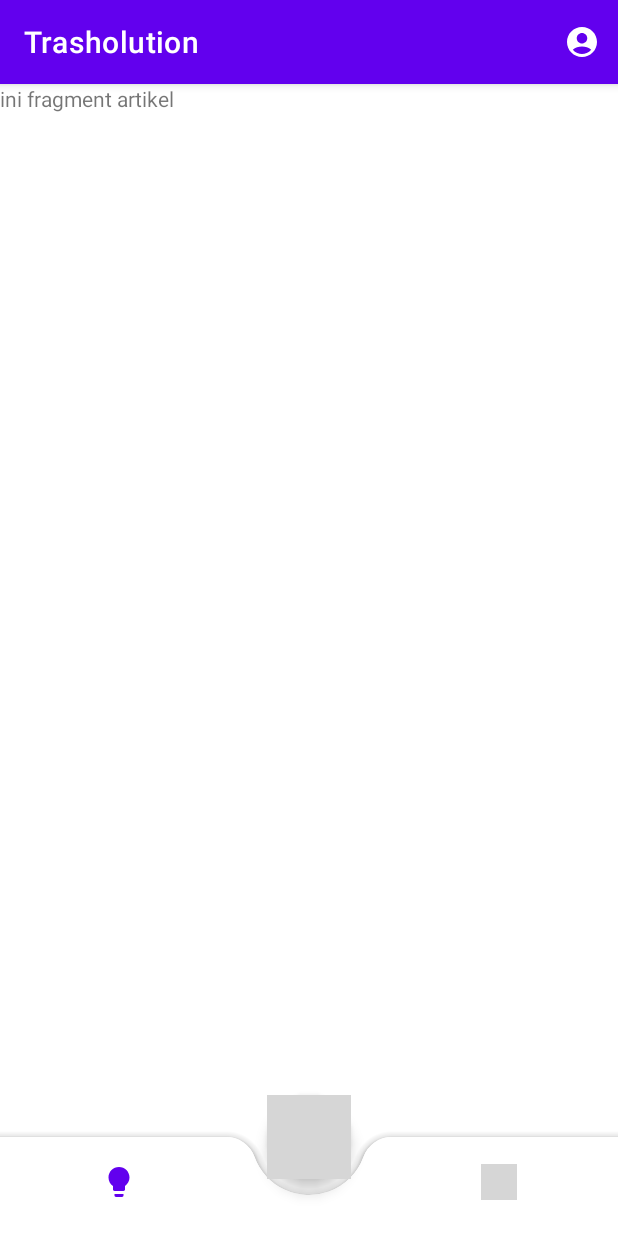
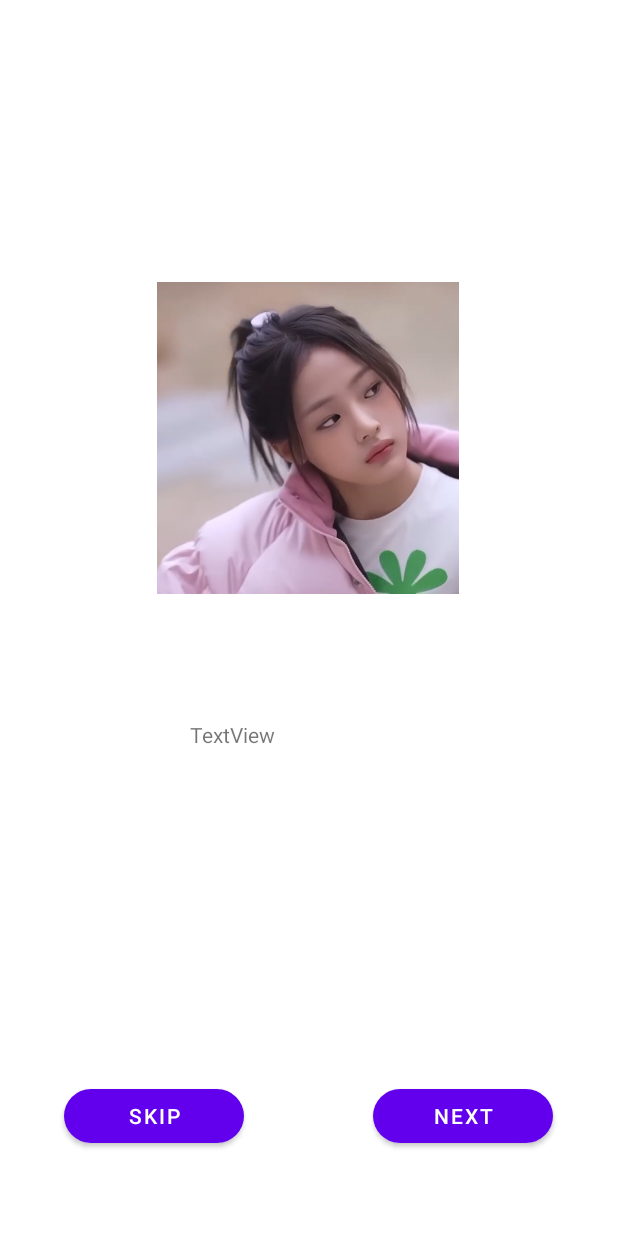
Before and after one commit to ignatiusbarry69/trasholution, an Android app: the screen it shows after launch (MainActivity before the commit, OnboardActivity after it), on a phone screen of 412 x 824 dp. Run offline under Robolectric (Android 15) with nearby library versions, the phone set to English and light mode, and no system bars; grey boxes are pictures that could not be loaded.

Commit message:
onboard done

```diff
--- a/app/src/main/java/capstone/project/trasholution/ui/login/LoginActivity.kt
+++ b/app/src/main/java/capstone/project/trasholution/ui/login/LoginActivity.kt
@@ -76,6 +76,7 @@ class LoginActivity : AppCompatActivity() {
         binding.btnLoginSubmit.setOnClickListener { login() }
         binding.btnSignUp.setOnClickListener {
             val intent = Intent(this@LoginActivity, RegisterActivity::class.java)
+            intent.flags = Intent.FLAG_ACTIVITY_SINGLE_TOP or Intent.FLAG_ACTIVITY_CLEAR_TOP
             startActivity(intent)
         }
         playAnimation()
--- a/app/src/main/java/capstone/project/trasholution/ui/mainmenu/MainActivity.kt
+++ b/app/src/main/java/capstone/project/trasholution/ui/mainmenu/MainActivity.kt
@@ -89,34 +89,6 @@ class MainActivity : AppCompatActivity() {
         }
     }
 
-    private fun startCameraX() {
-        val intent = Intent(this, CameraActivity::class.java)
-        startActivity(intent)
-//        launcherIntentCameraX.launch(intent)
-    }
-
-//    private val launcherIntentCameraX = registerForActivityResult(
-//        ActivityResultContracts.StartActivityForResult()
-//    ) {
-//        if (it.resultCode == CAMERA_X_RESULT) {
-//            val myFile = if (Build.VERSION.SDK_INT >= Build.VERSION_CODES.TIRAMISU) {
-//                it.data?.getSerializableExtra("picture", File::class.java)
-//            } else {
-//                @Suppress("DEPRECATION")
-//                it.data?.getSerializableExtra("picture")
-//            } as? File
-//
-//            val isBackCamera = it.data?.getBooleanExtra("isBackCamera", true) as Boolean
-//
-//            myFile?.let { file ->
-//                rotateFile(file, isBackCamera)
-//                getFile = file
-//
-////                binding.previewImageView.setImageBitmap(BitmapFactory.decodeFile(file.path))
-//            }
-//        }
-//    }
-
     private fun setupView() {
         binding?.bottomNavigationView?.background = null
         binding?.bottomNavigationView?.menu?.getItem(1)?.isEnabled = false
--- /dev/null
+++ b/app/src/main/java/capstone/project/trasholution/ui/onboard/OnboardActivity.kt
@@ -0,0 +1,119 @@
+package capstone.project.trasholution.ui.onboard
+
+import android.content.Intent
+import android.os.Build
+import androidx.appcompat.app.AppCompatActivity
+import android.os.Bundle
+import android.util.Log
+import android.view.WindowInsets
+import android.view.WindowManager
+import androidx.fragment.app.commit
+import androidx.viewpager2.widget.ViewPager2
+import capstone.project.trasholution.R
+import capstone.project.trasholution.databinding.ActivityOnboardBinding
+import capstone.project.trasholution.ui.login.LoginActivity
+import com.google.android.material.tabs.TabLayout
+import com.google.android.material.tabs.TabLayoutMediator
+
+class OnboardActivity : AppCompatActivity() {
+    private var binding : ActivityOnboardBinding? = null
+    override fun onCreate(savedInstanceState: Bundle?) {
+        super.onCreate(savedInstanceState)
+        binding = ActivityOnboardBinding.inflate(layoutInflater)
+        setContentView(binding?.root)
+        hideSystemUI()
+        setupView()
+        setupAnimation()
+    }
+
+    private fun setupView(){
+//        val fragmentManager = supportFragmentManager
+//        val onboardFragment = OnboardFragment()
+//        val fragment = fragmentManager.findFragmentByTag(OnboardFragment::class.java.simpleName)
+//
+//        if (fragment !is OnboardFragment) {
+//            fragmentManager.commit {
+//                add(R.id.frame_container2, onboardFragment, OnboardFragment::class.java.simpleName)
+//            }
+//        }
+
+        //view pager 2
+        val sectionsPagerAdapter = SectionsPagerAdapter(this)
+        val viewPager: ViewPager2 = binding!!.viewPager
+        viewPager.adapter = sectionsPagerAdapter
+
+        //tab layout
+        val tabs: TabLayout = binding!!.tabs
+
+//        tabs.selectTab(binding?.tabs?.getTabAt(1))
+//        val selectedPosition = tabs.selectedTabPosition
+
+        TabLayoutMediator(tabs, viewPager){tab, position ->
+            tab.text = position.toString()
+        }.attach()
+
+//        if (selectedPosition == 0) {
+//            binding?.btnLeft?.text = "SKIP"
+//            binding?.btnLeft?.setOnClickListener {
+//                val intent = Intent(this, LoginActivity::class.java)
+//                startActivity(intent)
+//            }
+//            binding?.btnRight?.text = "NEXT"
+//            binding?.btnRight?.setOnClickListener {
+//                val tabLayout = this.findViewById(R.id.tabs) as TabLayout
+//                val tab = tabLayout.getTabAt(1)
+//                tab!!.select()
+//            }
+//        }else if(selectedPosition == 1){
+//            binding?.btnLeft?.text = "BACK"
+//            binding?.btnLeft?.setOnClickListener {
+//                val tabLayout = this.findViewById(R.id.tabs) as TabLayout
+//                val tab = tabLayout.getTabAt(0)
+//                tab!!.select()
+//            }
+//            binding?.btnRight?.text = "NEXT"
+//            binding?.btnRight?.setOnClickListener {
+//                val tabLayout = this.findViewById(R.id.tabs) as TabLayout
+//                val tab = tabLayout.getTabAt(2)
+//                tab!!.select()
+//            }
+//
+//        }else{
+//            binding?.btnLeft?.text = selectedPosition.toString()
+//            binding?.btnLeft?.setOnClickListener {
+//                val tabLayout = this.findViewById(R.id.tabs) as TabLayout
+//                val tab = tabLayout.getTabAt(1)
+//                tab!!.select()
+//            }
+//            binding?.btnRight?.text = "START"
+//            binding?.btnRight?.setOnClickListener {
+//                val intent = Intent(this, LoginActivity::class.java)
+//                startActivity(intent)
+//            }
+//        }
+
+        supportActionBar?.elevation = 0f
+
+    }
+
+    private fun hideSystemUI() {
+        @Suppress("DEPRECATION")
+        if (Build.VERSION.SDK_INT >= Build.VERSION_CODES.R) {
+            window.insetsController?.hide(WindowInsets.Type.statusBars())
+        } else {
+            window.setFlags(
+                WindowManager.LayoutParams.FLAG_FULLSCREEN,
+                WindowManager.LayoutParams.FLAG_FULLSCREEN
+            )
+        }
+        supportActionBar?.hide()
+    }
+
+    private fun setupAnimation(){
+
+    }
+    override fun onDestroy() {
+        super.onDestroy()
+        binding = null
+    }
+}
--- /dev/null
+++ b/app/src/main/java/capstone/project/trasholution/ui/onboard/OnboardFragment.kt
@@ -0,0 +1,78 @@
+package capstone.project.trasholution.ui.onboard
+
+
+import android.content.Intent
+import android.os.Bundle
+import android.view.LayoutInflater
+import android.view.View
+import android.view.ViewGroup
+import androidx.appcompat.app.AppCompatActivity
+import androidx.fragment.app.Fragment
+import capstone.project.trasholution.R
+import capstone.project.trasholution.databinding.FragmentOnboardBinding
+import capstone.project.trasholution.ui.login.LoginActivity
+import com.google.android.material.tabs.TabLayout
+
+
+class OnboardFragment : Fragment() {
+    private var binding: FragmentOnboardBinding? = null
+    private var position: String? = null
+    override fun onCreateView(
+        inflater: LayoutInflater, container: ViewGroup?,
+        savedInstanceState: Bundle?
+    ): View? {
+        binding = FragmentOnboardBinding.inflate(inflater, container, false)
+        return binding?.root
+    }
+
+    override fun onViewCreated(view: View, savedInstanceState: Bundle?) {
+        super.onViewCreated(view, savedInstanceState)
+        val activity = requireActivity() as AppCompatActivity
+        arguments?.let {
+            position = it.getInt(POSITION).toString()
+        }
+        if (this.position == "1") {
+            binding?.btnLeft?.text = "SKIP"
+            binding?.btnLeft?.setOnClickListener {
+                val intent = Intent(activity, LoginActivity::class.java)
+                startActivity(intent)
+            }
+            binding?.btnRight?.text = "NEXT"
+            binding?.btnRight?.setOnClickListener {
+                val tabLayout = activity.findViewById(R.id.tabs) as TabLayout
+                val tab = tabLayout.getTabAt(1)
+                tab!!.select()
+            }
+        }else if(this.position == "2"){
+            binding?.btnLeft?.text = "BACK"
+            binding?.btnLeft?.setOnClickListener {
+                val tabLayout = activity.findViewById(R.id.tabs) as TabLayout
+                val tab = tabLayout.getTabAt(0)
+                tab!!.select()
+            }
+            binding?.btnRight?.text = "NEXT"
+            binding?.btnRight?.setOnClickListener {
+                val tabLayout = activity.findViewById(R.id.tabs) as TabLayout
+                val tab = tabLayout.getTabAt(2)
+                tab!!.select()
+            }
+
+        }else{
+            binding?.btnLeft?.text = "BACK"
+            binding?.btnLeft?.setOnClickListener {
+                val tabLayout = activity.findViewById(R.id.tabs) as TabLayout
+                val tab = tabLayout.getTabAt(1)
+                tab!!.select()
+            }
+            binding?.btnRight?.text = "START"
+            binding?.btnRight?.setOnClickListener {
+                val intent = Intent(activity, LoginActivity::class.java)
+                startActivity(intent)
+            }
+        }
+    }
+
+    companion object {
+        const val POSITION = "position"
+    }
+}
--- /dev/null
+++ b/app/src/main/java/capstone/project/trasholution/ui/onboard/SectionsPagerAdapter.kt
@@ -0,0 +1,20 @@
+package capstone.project.trasholution.ui.onboard
+
+import android.os.Bundle
+import androidx.appcompat.app.AppCompatActivity
+import androidx.fragment.app.Fragment
+import androidx.viewpager2.adapter.FragmentStateAdapter
+
+class SectionsPagerAdapter(activity: AppCompatActivity) : FragmentStateAdapter(activity) {
+    override fun createFragment(position: Int): Fragment {
+        val fragment = OnboardFragment()
+
+        fragment.arguments = Bundle().apply {
+            putInt(OnboardFragment.POSITION, position + 1)
+        }
+        return fragment
+    }
+    override fun getItemCount(): Int {
+        return 3
+    }
+}
--- a/app/src/main/java/capstone/project/trasholution/ui/register/RegisterActivity.kt
+++ b/app/src/main/java/capstone/project/trasholution/ui/register/RegisterActivity.kt
@@ -10,6 +10,7 @@ import android.text.TextWatcher
 import android.util.Patterns
 import android.view.View
 import android.widget.Toast
+import androidx.core.view.ContentInfoCompat.Flags
 import capstone.project.trasholution.R
 import capstone.project.trasholution.databinding.ActivityRegisterBinding
 import capstone.project.trasholution.logic.remote.UserResponse
@@ -72,7 +73,9 @@ class RegisterActivity : AppCompatActivity() {
         binding.btnRegisterSubmit.setOnClickListener { register() }
         binding.btnSignIn.setOnClickListener {
             val intent = Intent(this@RegisterActivity, LoginActivity::class.java)
+            intent.flags = Intent.FLAG_ACTIVITY_SINGLE_TOP or Intent.FLAG_ACTIVITY_CLEAR_TOP
             startActivity(intent)
+            finish()
         }
 
         playAnimation()
--- /dev/null
+++ b/app/src/main/res/layout/activity_onboard.xml
@@ -0,0 +1,80 @@
+<?xml version="1.0" encoding="utf-8"?>
+<androidx.constraintlayout.widget.ConstraintLayout xmlns:android="http://schemas.android.com/apk/res/android"
+    xmlns:app="http://schemas.android.com/apk/res-auto"
+    xmlns:tools="http://schemas.android.com/tools"
+    android:layout_width="match_parent"
+    android:layout_height="match_parent"
+    tools:context=".ui.onboard.OnboardActivity">
+
+<!--    <com.google.android.material.button.MaterialButton-->
+<!--        android:id="@+id/btn_left"-->
+<!--        android:layout_width="120dp"-->
+<!--        android:layout_height="wrap_content"-->
+<!--        tools:text="Button"-->
+
+<!--        app:cornerRadius="18dp"-->
+<!--        app:layout_constraintBottom_toBottomOf="@+id/view_pager"-->
+<!--        app:layout_constraintEnd_toStartOf="@+id/guideline"-->
+<!--        app:layout_constraintStart_toStartOf="parent"-->
+<!--        app:layout_constraintTop_toTopOf="@+id/guideline2" />-->
+
+<!--    <com.google.android.material.button.MaterialButton-->
+<!--        android:id="@+id/btn_right"-->
+
+<!--        app:cornerRadius="18dp"-->
+<!--        android:layout_width="120dp"-->
+<!--        android:layout_height="wrap_content"-->
+<!--        tools:text="Button"-->
+<!--        app:layout_constraintBottom_toBottomOf="parent"-->
+<!--        app:layout_constraintEnd_toEndOf="parent"-->
+<!--        app:layout_constraintStart_toStartOf="@+id/guideline"-->
+<!--        app:layout_constraintTop_toTopOf="@+id/guideline2" />-->
+
+    <androidx.viewpager2.widget.ViewPager2
+        android:id="@+id/view_pager"
+        android:layout_width="match_parent"
+        android:layout_height="0dp"
+        app:layout_constraintBottom_toBottomOf="parent"
+        app:layout_constraintEnd_toEndOf="parent"
+        app:layout_constraintHorizontal_bias="0.0"
+        app:layout_constraintStart_toStartOf="parent"
+        app:layout_constraintTop_toBottomOf="@+id/tabs"
+        app:layout_constraintVertical_bias="1.0"></androidx.viewpager2.widget.ViewPager2>
+
+    <com.google.android.material.tabs.TabLayout
+        android:id="@+id/tabs"
+        android:visibility="invisible"
+        android:layout_width="match_parent"
+        android:layout_height="wrap_content"
+        android:background="@color/transparent"
+        android:contentDescription="Follower and Following"
+        app:layout_constraintEnd_toEndOf="parent"
+        app:layout_constraintHorizontal_bias="0.0"
+        app:layout_constraintStart_toStartOf="parent"
+
+        app:layout_constraintTop_toTopOf="parent"
+        app:tabTextColor="@color/black"
+        tools:text="Location" />
+
+    <FrameLayout xmlns:android="http://schemas.android.com/apk/res/android"
+        xmlns:tools="http://schemas.android.com/tools"
+        android:id="@+id/frame_container2"
+        android:layout_width="match_parent"
+        android:layout_height="match_parent" />
+
+<!--    <androidx.constraintlayout.widget.Guideline-->
+<!--        android:id="@+id/guideline"-->
+<!--        android:layout_width="wrap_content"-->
+<!--        android:layout_height="wrap_content"-->
+<!--        android:orientation="vertical"-->
+<!--        app:layout_constraintGuide_begin="205dp" />-->
+
+<!--    <androidx.constraintlayout.widget.Guideline-->
+<!--        android:id="@+id/guideline2"-->
+<!--        android:layout_width="wrap_content"-->
+<!--        android:layout_height="wrap_content"-->
+<!--        android:orientation="horizontal"-->
+<!--        app:layout_constraintGuide_begin="569dp" />-->
+
+
+</androidx.constraintlayout.widget.ConstraintLayout>
--- /dev/null
+++ b/app/src/main/res/layout/fragment_onboard.xml
@@ -0,0 +1,60 @@
+<?xml version="1.0" encoding="utf-8"?>
+<androidx.constraintlayout.widget.ConstraintLayout xmlns:android="http://schemas.android.com/apk/res/android"
+    xmlns:app="http://schemas.android.com/apk/res-auto"
+    xmlns:tools="http://schemas.android.com/tools"
+    android:layout_width="match_parent"
+    android:layout_height="match_parent"
+    tools:context=".ui.onboard.OnboardFragment">
+
+    <com.google.android.material.button.MaterialButton
+        android:id="@+id/btn_left"
+        android:layout_width="120dp"
+        android:layout_height="wrap_content"
+        android:layout_marginBottom="56dp"
+        app:cornerRadius="18dp"
+        app:layout_constraintBottom_toBottomOf="parent"
+        app:layout_constraintEnd_toStartOf="@+id/guideline"
+        app:layout_constraintStart_toStartOf="parent"
+        tools:text="Button" />
+
+    <com.google.android.material.button.MaterialButton
+        android:id="@+id/btn_right"
+        android:layout_width="120dp"
+        android:layout_height="wrap_content"
+        android:layout_marginBottom="56dp"
+        app:cornerRadius="18dp"
+        app:layout_constraintBottom_toBottomOf="parent"
+        app:layout_constraintEnd_toEndOf="parent"
+        app:layout_constraintStart_toStartOf="@+id/guideline"
+        tools:text="Button" />
+
+    <ImageView
+        android:id="@+id/imageView2"
+        android:layout_width="212dp"
+        android:layout_height="208dp"
+        android:layout_marginBottom="428dp"
+        android:src="@drawable/minji"
+        app:layout_constraintBottom_toBottomOf="parent"
+        app:layout_constraintEnd_toEndOf="parent"
+        app:layout_constraintHorizontal_bias="0.498"
+        app:layout_constraintStart_toStartOf="parent" />
+
+    <TextView
+        android:id="@+id/textView"
+        android:layout_width="158dp"
+        android:layout_height="104dp"
+        android:layout_marginBottom="240dp"
+        android:text="TextView"
+        app:layout_constraintBottom_toBottomOf="parent"
+        app:layout_constraintEnd_toEndOf="parent"
+        app:layout_constraintHorizontal_bias="0.498"
+        app:layout_constraintStart_toStartOf="parent" />
+
+    <androidx.constraintlayout.widget.Guideline
+        android:id="@+id/guideline"
+        android:layout_width="wrap_content"
+        android:layout_height="wrap_content"
+        android:orientation="vertical"
+        app:layout_constraintGuide_begin="205dp" />
+
+</androidx.constraintlayout.widget.ConstraintLayout>
--- a/app/src/main/res/values/colors.xml
+++ b/app/src/main/res/values/colors.xml
@@ -7,4 +7,5 @@
     <color name="teal_700">#FF018786</color>
     <color name="black">#FF000000</color>
     <color name="white">#FFFFFFFF</color>
+    <color name="transparent">#00000000</color>
 </resources>
--- a/app/src/main/res/values/strings.xml
+++ b/app/src/main/res/values/strings.xml
@@ -10,4 +10,6 @@
     <string name="sign_in">Sign In</string>
     <string name="register">Register</string>
     <string name="name">Name</string>
+    <!-- TODO: Remove or change this placeholder text -->
+    <string name="hello_blank_fragment">Hello blank fragment</string>
 </resources>
```
Also changed, not shown: app/src/main/AndroidManifest.xml (+8 -3 lines), app/src/main/res/drawable/minji.PNG (added).
